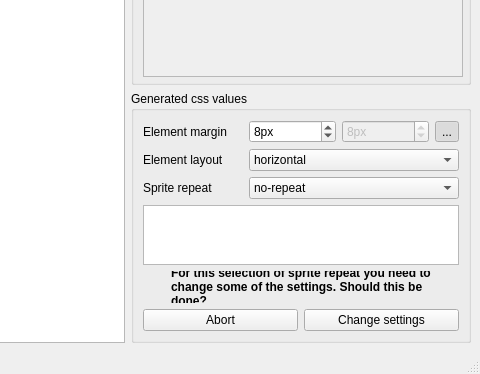
First picture: the form in src/ui/mainwindow.ui, repository pcvolkmer/spritegenerator, before the edit; both pictures show x 320 to 800 and y 309 to 683 of the 800 by 683 pixel window.
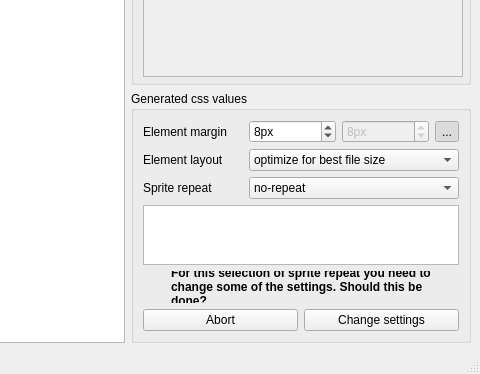
Second picture: the form after the edit. Icons and pictures are not drawn.

Commit message:
Added new layout modes.
Layout mode "block" places elements in a block.
Layout mode "optimize for best file size" results in smallest file.
Layout mode "optimize for best fit" results in smallest image size.

```diff
--- a/src/ui/mainwindow.ui
+++ b/src/ui/mainwindow.ui
@@ -340,6 +340,16 @@
              </item>
              <item row="0" column="1">
               <widget class="QComboBox" name="elementLayoutComboBox">
+               <item>
+                <property name="text">
+                 <string>optimize for best file size</string>
+                </property>
+               </item>
+               <item>
+                <property name="text">
+                 <string>optimize for best fit</string>
+                </property>
+               </item>
                <item>
                 <property name="text">
                  <string>horizontal</string>
```
Left out of the diff: 5 changed lines with no effect on the pictures. The commit also changes 2 other files.
